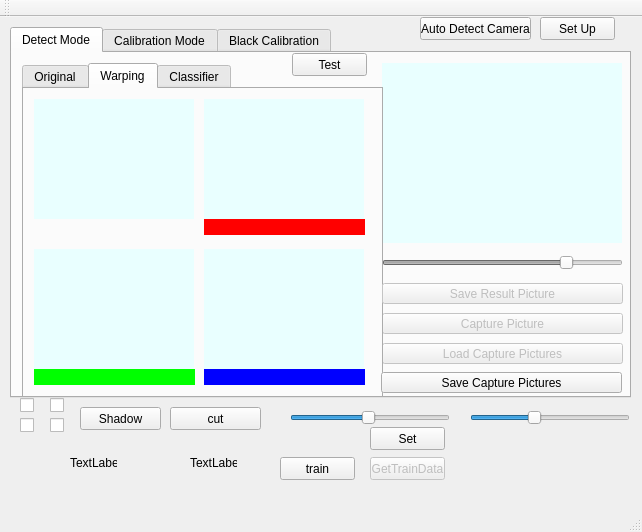
The window that mainwindow.ui (Chia-ChunHsu/MicroCapture) describes before a commit, drawn with Qt 5.
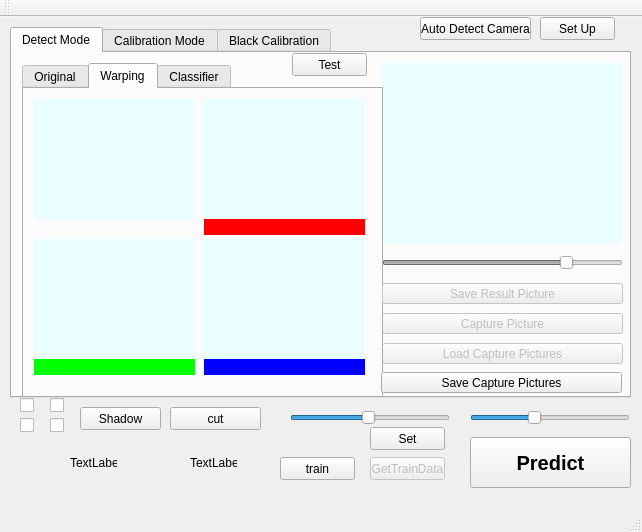
The same window after the commit. The open tabs and pages were chosen to show the change.

Patch:
```diff
--- a/mainwindow.ui
+++ b/mainwindow.ui
@@ -199,7 +199,7 @@
         <property name="geometry">
          <rect>
           <x>10</x>
-          <y>160</y>
+          <y>150</y>
           <width>160</width>
           <height>120</height>
          </rect>
@@ -215,7 +215,7 @@
         <property name="geometry">
          <rect>
           <x>180</x>
-          <y>160</y>
+          <y>150</y>
           <width>160</width>
           <height>120</height>
          </rect>
@@ -247,7 +247,7 @@
         <property name="geometry">
          <rect>
           <x>10</x>
-          <y>280</y>
+          <y>270</y>
           <width>161</width>
           <height>16</height>
          </rect>
@@ -263,7 +263,7 @@
         <property name="geometry">
          <rect>
           <x>180</x>
-          <y>280</y>
+          <y>270</y>
           <width>161</width>
           <height>16</height>
          </rect>
@@ -1137,6 +1137,26 @@
      <string>Set</string>
     </property>
    </widget>
+   <widget class="QPushButton" name="PredictButton">
+    <property name="geometry">
+     <rect>
+      <x>470</x>
+      <y>420</y>
+      <width>161</width>
+      <height>51</height>
+     </rect>
+    </property>
+    <property name="font">
+     <font>
+      <pointsize>15</pointsize>
+      <weight>75</weight>
+      <bold>true</bold>
+     </font>
+    </property>
+    <property name="text">
+     <string>Predict</string>
+    </property>
+   </widget>
   </widget>
   <widget class="QMenuBar" name="menuBar">
    <property name="geometry">
```
Left out of the diff: 4 changed lines with no effect on the pictures.
